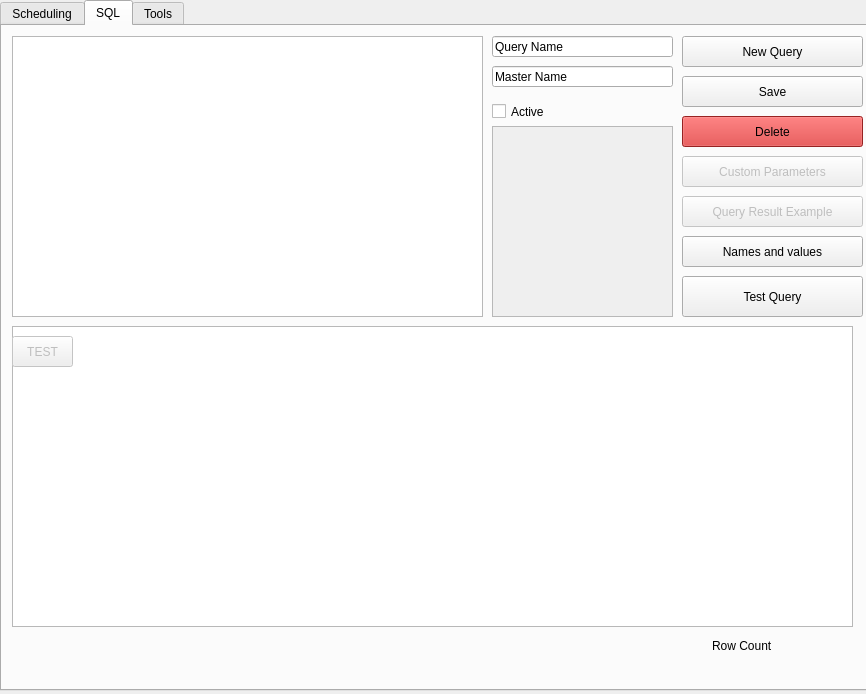
The window that reporter.ui (Davebudil/reporter) describes before a commit, drawn with Qt 5.
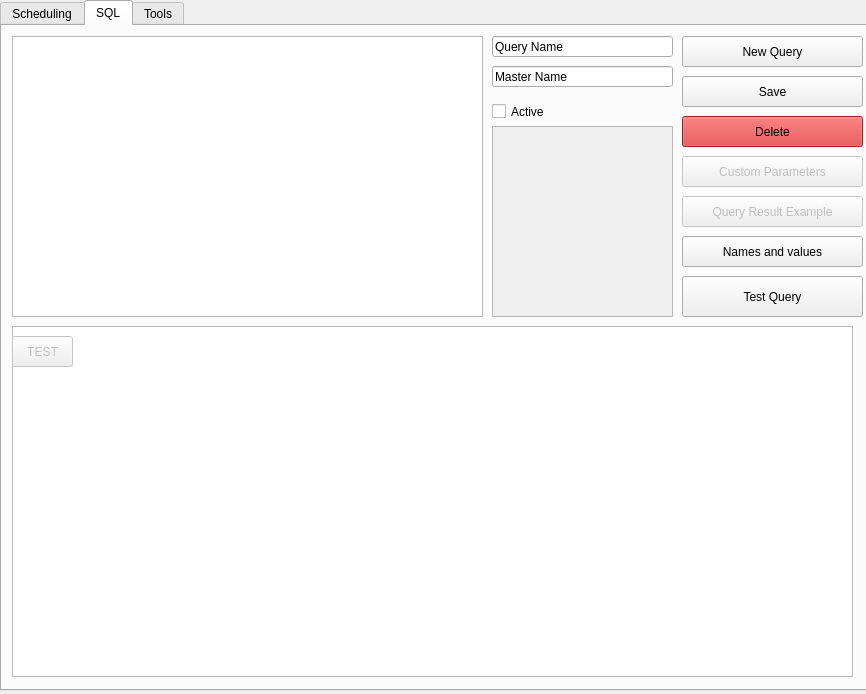
The same window after the commit. The open tabs and pages were chosen to show the change.

```diff
--- a/reporter.ui
+++ b/reporter.ui
@@ -2484,7 +2484,7 @@
         <x>10</x>
         <y>300</y>
         <width>841</width>
-        <height>301</height>
+        <height>351</height>
        </rect>
       </property>
       <property name="styleSheet">
@@ -2694,32 +2694,6 @@
        <string>Query Result Example</string>
       </property>
      </widget>
-     <widget class="QLabel" name="sqlDataCount">
-      <property name="geometry">
-       <rect>
-        <x>800</x>
-        <y>610</y>
-        <width>51</width>
-        <height>20</height>
-       </rect>
-      </property>
-      <property name="text">
-       <string/>
-      </property>
-     </widget>
-     <widget class="QLabel" name="sqlDataCount_2">
-      <property name="geometry">
-       <rect>
-        <x>710</x>
-        <y>610</y>
-        <width>91</width>
-        <height>20</height>
-       </rect>
-      </property>
-      <property name="text">
-       <string>Row Count</string>
-      </property>
-     </widget>
      <widget class="QToolButton" name="paramTest">
       <property name="enabled">
        <bool>false</bool>
```
Left out of the diff: 6 changed lines with no effect on the pictures.
